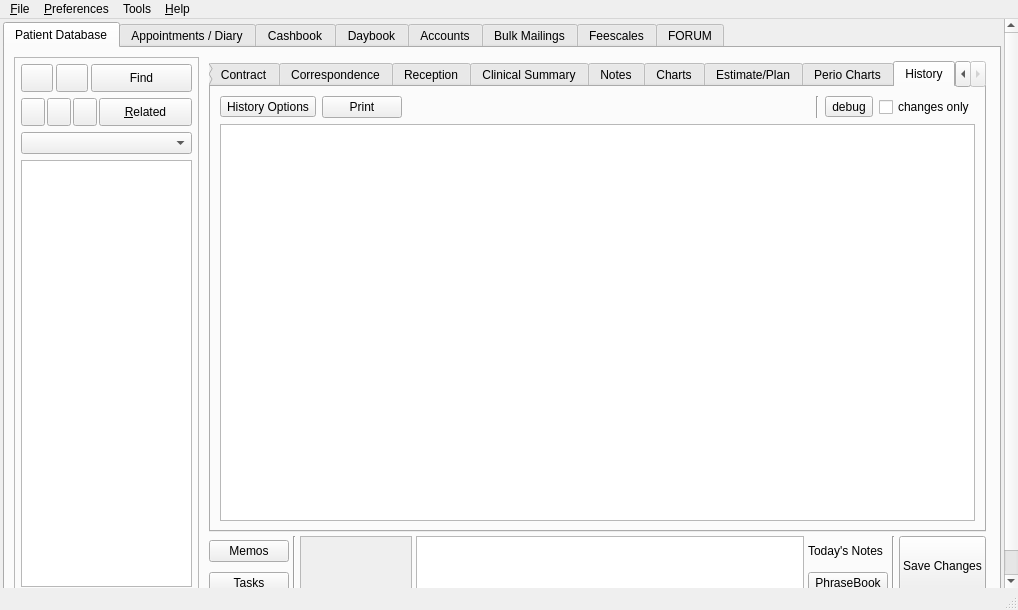
Above: src/openmolar/qt-designer/main.ui from rowinggolfer/openmolar1 before the change. Below: the same form after it.
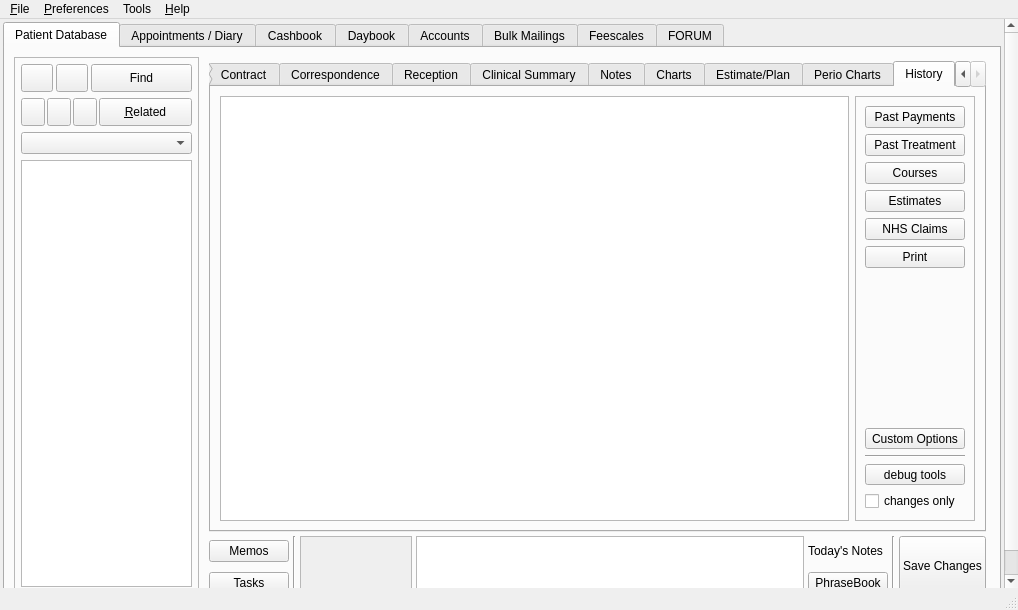
That is the form after the change. The open tabs and pages were chosen to show the change. Icons and pictures are not drawn.

Commit message: simplified history page

```diff
--- a/src/openmolar/qt-designer/main.ui
+++ b/src/openmolar/qt-designer/main.ui
@@ -3602,9 +3602,113 @@
                   <attribute name="title">
                    <string>History</string>
                   </attribute>
-                  <layout class="QGridLayout" name="gridLayout_23">
-                   <item row="0" column="0">
+                  <layout class="QHBoxLayout" name="horizontalLayout_29">
+                   <item>
+                    <widget class="QTextBrowser" name="debugBrowser"/>
+                   </item>
+                   <item>
+                    <widget class="QFrame" name="frame_3">
+                     <property name="minimumSize">
+                      <size>
+                       <width>100</width>
+                       <height>0</height>
+                      </size>
+                     </property>
+                     <property name="frameShape">
+                      <enum>QFrame::StyledPanel</enum>
+                     </property>
+                     <property name="frameShadow">
+                      <enum>QFrame::Raised</enum>
+                     </property>
+                     <layout class="QVBoxLayout" name="verticalLayout_25">
+                      <item>
+                       <widget class="QPushButton" name="pastPayments_pushButton">
+                        <property name="toolTip">
+                         <string>See all payments in the database made by this patient</string>
+                        </property>
+                        <property name="text">
+                         <string>Past Payments</string>
+                        </property>
+                       </widget>
+                      </item>
+                      <item>
+                       <widget class="QPushButton" name="pastTreatment_pushButton">
+                        <property name="toolTip">
+                         <string>View treatments completed, by date order</string>
+                        </property>
+                        <property name="text">
+                         <string>Past Treatment</string>
+                        </property>
+                       </widget>
+                      </item>
+                      <item>
+                       <widget class="QPushButton" name="pastCourses_pushButton">
+                        <property name="toolTip">
+                         <string>View all Courses of treatment. This includes treatment that was planned but not completed.</string>
+                        </property>
+                        <property name="text">
+                         <string>Courses</string>
+                        </property>
+                       </widget>
+                      </item>
+                      <item>
+                       <widget class="QPushButton" name="pastEstimates_pushButton">
+                        <property name="toolTip">
+                         <string>Estimate history for this patient.</string>
+                        </property>
+                        <property name="text">
+                         <string>Estimates</string>
+                        </property>
+                       </widget>
+                      </item>
+                      <item>
+                       <widget class="QPushButton" name="NHSClaims_pushButton">
+                        <property name="text">
+                         <string>NHS Claims</string>
+                        </property>
+                       </widget>
+                      </item>
+                      <item>
+                       <widget class="QPushButton" name="historyPrint_pushButton">
+                        <property name="sizePolicy">
+                         <sizepolicy hsizetype="Preferred" vsizetype="Fixed">
+                          <horstretch>0</horstretch>
+                          <verstretch>0</verstretch>
+                         </sizepolicy>
+                        </property>
+                        <property name="toolTip">
+                         <string>Print the text displayed on this page.</string>
+                        </property>
+                        <property name="text">
+                         <string>Print</string>
+                        </property>
+                        <property name="icon">
+                         <iconset resource="../resources/resources.qrc">
+                          <normaloff>:/ps.png</normaloff>:/ps.png</iconset>
+                        </property>
+                       </widget>
+                      </item>
+                      <item>
+                       <spacer name="verticalSpacer_14">
+                        <property name="orientation">
+                         <enum>Qt::Vertical</enum>
+                        </property>
+                        <property name="sizeHint" stdset="0">
+                         <size>
+                          <width>20</width>
+                          <height>123</height>
+                         </size>
+                        </property>
+                       </spacer>
+                      </item>
+                      <item>
                     <widget class="QToolButton" name="pastData_toolButton">
+                        <property name="sizePolicy">
+                         <sizepolicy hsizetype="Preferred" vsizetype="Preferred">
+                          <horstretch>0</horstretch>
+                          <verstretch>0</verstretch>
+                         </sizepolicy>
+                        </property>
                      <property name="minimumSize">
                       <size>
                        <width>0</width>
@@ -3612,37 +3716,35 @@
                       </size>
                      </property>
                      <property name="text">
-                      <string>History Options</string>
+                         <string>Custom Options</string>
                      </property>
                      <property name="popupMode">
                       <enum>QToolButton::InstantPopup</enum>
                      </property>
                     </widget>
                    </item>
-                   <item row="0" column="2">
-                    <spacer name="horizontalSpacer">
-                     <property name="orientation">
-                      <enum>Qt::Horizontal</enum>
-                     </property>
-                     <property name="sizeHint" stdset="0">
-                      <size>
-                       <width>358</width>
-                       <height>21</height>
-                      </size>
-                     </property>
-                    </spacer>
-                   </item>
-                   <item row="0" column="3">
+                      <item>
                     <widget class="Line" name="line_3">
                      <property name="orientation">
-                      <enum>Qt::Vertical</enum>
+                         <enum>Qt::Horizontal</enum>
                      </property>
                     </widget>
                    </item>
-                   <item row="0" column="4">
+                      <item>
                     <widget class="QToolButton" name="debug_toolButton">
+                        <property name="sizePolicy">
+                         <sizepolicy hsizetype="Preferred" vsizetype="Fixed">
+                          <horstretch>0</horstretch>
+                          <verstretch>0</verstretch>
+                         </sizepolicy>
+                        </property>
+                        <property name="toolTip">
+                         <string>Advanced options for developer use. Don't expect this to make much sense!
+
+If the &quot;changes only&quot; checkbox is checked, only data which has been changed will be displayed.</string>
+                        </property>
                      <property name="text">
-                      <string>debug</string>
+                         <string>debug tools</string>
                      </property>
                      <property name="checkable">
                       <bool>false</bool>
@@ -3655,25 +3757,14 @@
                      </property>
                     </widget>
                    </item>
-                   <item row="0" column="5">
+                      <item>
                     <widget class="QCheckBox" name="ptAtts_checkBox">
                      <property name="text">
                       <string>changes only</string>
                      </property>
                     </widget>
                    </item>
-                   <item row="1" column="0" colspan="6">
-                    <widget class="QTextBrowser" name="debugBrowser"/>
-                   </item>
-                   <item row="0" column="1">
-                    <widget class="QPushButton" name="historyPrint_pushButton">
-                     <property name="text">
-                      <string>Print</string>
-                     </property>
-                     <property name="icon">
-                      <iconset resource="../resources/resources.qrc">
-                       <normaloff>:/ps.png</normaloff>:/ps.png</iconset>
-                     </property>
+                     </layout>
                     </widget>
                    </item>
                   </layout>
```
Left out of the diff: 18 changed lines with no effect on the pictures. Lines whose indentation alone changed are shown as unchanged. The commit also changes 7 other files.
